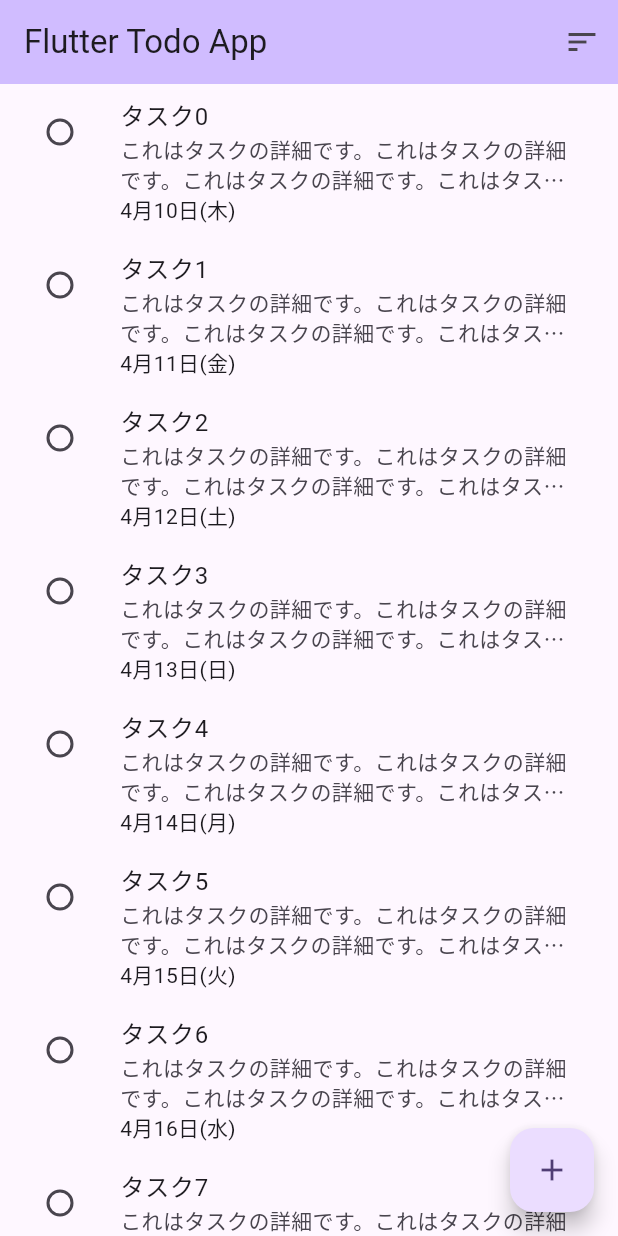
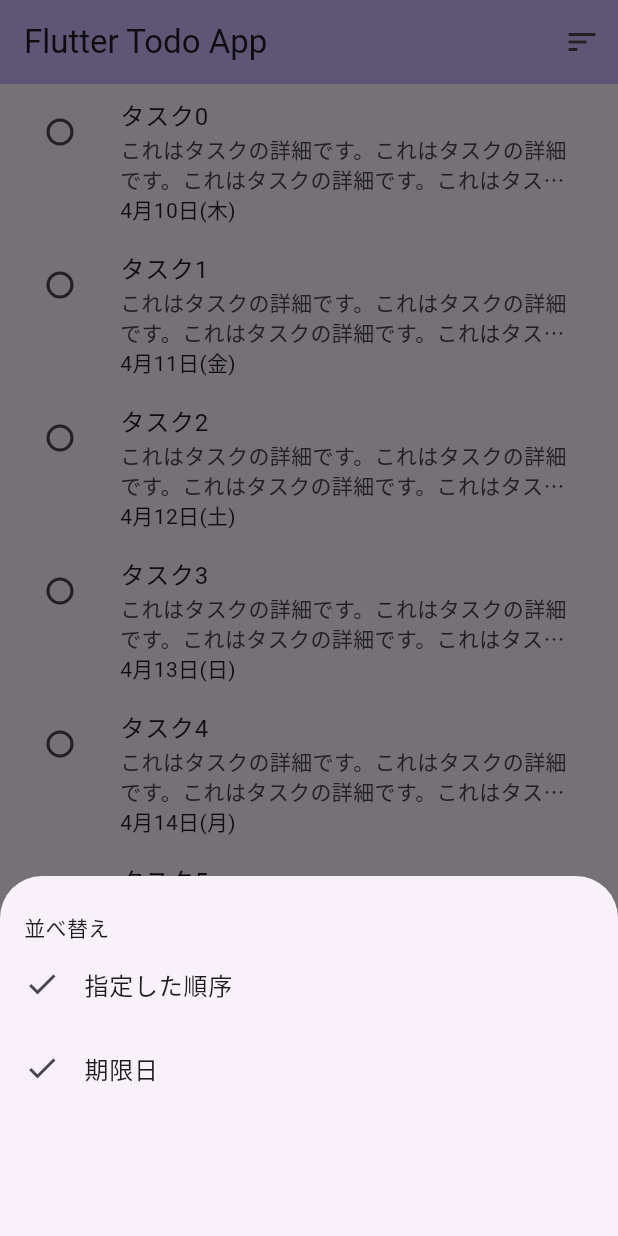
Before and after one commit to abe-tk/flutter-todo-app, a Flutter app: the screen it shows after launch, after a tap on the "sort" icon, on a phone screen of 412 x 824 dp. Run offline on Flutter 3.47's test engine with Material 3 defaults, Android fonts, the phone set to English and light mode, and no system bars; our stand-ins replace firebase_core, freezed_annotation, gap, hooks_riverpod; accounts and stored records are empty.

Commit message:
並べ替えのボトムシートを作成

```diff
--- a/lib/presentation/page/todo/todo_list_page.dart
+++ b/lib/presentation/page/todo/todo_list_page.dart
@@ -23,15 +23,48 @@ class TodoListPage extends StatelessWidget {
       );
     });
 
+    Future<void> showSortBottomSheet() async {
+      await showModalBottomSheet<void>(
+        context: context,
+        builder: (context) {
+          return SizedBox(
+            height: 240,
+            child: Column(
+              crossAxisAlignment: CrossAxisAlignment.start,
+              children: [
+                const Gap(24),
+                const Padding(
+                  padding: EdgeInsets.only(left: 16),
+                  child: Text('並べ替え'),
+                ),
+                ListTile(
+                  leading: const Icon(Icons.check),
+                  title: const Text('指定した順序'),
+                  onTap: () {
+                    // TODO(takuro): ソート処理
+                  },
+                ),
+                ListTile(
+                  leading: const Icon(Icons.check),
+                  title: const Text('期限日'),
+                  onTap: () {
+                    // TODO(takuro): ソート処理
+                  },
+                ),
+              ],
+            ),
+          );
+        },
+      );
+    }
+
     return Scaffold(
       appBar: AppBar(
         title: const Text('Flutter Todo App'),
         actions: [
           IconButton(
             icon: const Icon(Icons.sort),
-            onPressed: () {
-              // TODO(takuro): ソート処理
-            },
+            onPressed: showSortBottomSheet,
           ),
         ],
       ),
```
